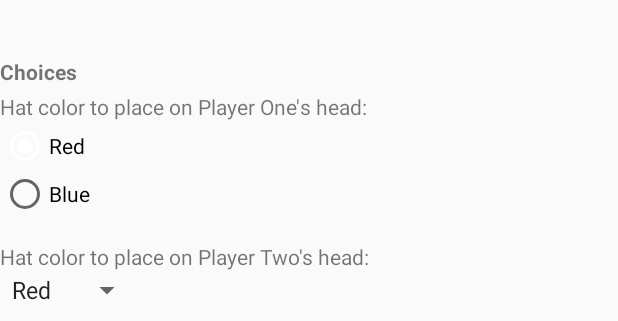
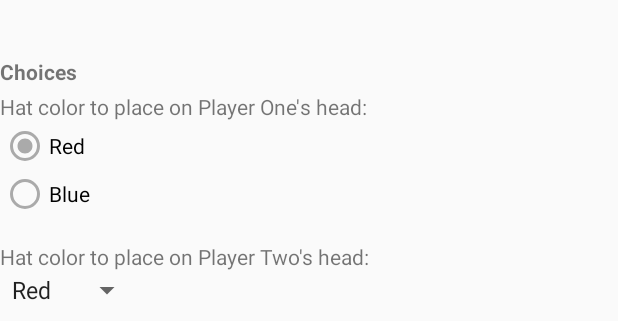
Before and after one commit to jmcadoo1/HealthApp, an Android app: the layout layout_choices.xml on its own in the app's theme, with its tools: preview values and no code run, on a phone screen of 412 x 824 dp. Shown: the top 321 px of the screen. Run offline under Robolectric (Android 15) with nearby library versions, the phone set to English and light mode, and no system bars.

Commit message:
modified radio button so that selection does not become transparent

```diff
--- a/app/src/main/res/layout/layout_choices.xml
+++ b/app/src/main/res/layout/layout_choices.xml
@@ -29,12 +29,12 @@
 
         <RadioGroup
             android:id="@+id/radioGroup4"
-            android:layout_width="74dp"
-            android:layout_height="84dp"
+            android:layout_width="97dp"
+            android:layout_height="77dp"
             android:layout_alignParentTop="true"
             android:layout_alignParentEnd="true"
             android:layout_marginTop="81dp"
-            android:layout_marginEnd="337dp"
+            android:layout_marginEnd="314dp"
             app:layout_constraintBottom_toBottomOf="parent"
             app:layout_constraintEnd_toEndOf="parent"
             app:layout_constraintHorizontal_bias="0.047"
@@ -44,15 +44,17 @@
 
             <RadioButton
                 android:id="@+id/redRadioButton"
-                android:layout_width="wrap_content"
+                android:layout_width="match_parent"
                 android:layout_height="wrap_content"
                 android:checked="true"
+                android:buttonTint="@android:color/darker_gray"
                 android:text="Red" />
 
             <RadioButton
                 android:id="@+id/blueRadioButton"
-                android:layout_width="wrap_content"
+                android:layout_width="match_parent"
                 android:layout_height="wrap_content"
+                android:buttonTint="@android:color/darker_gray"
                 android:text="Blue" />
 
         </RadioGroup>
```
